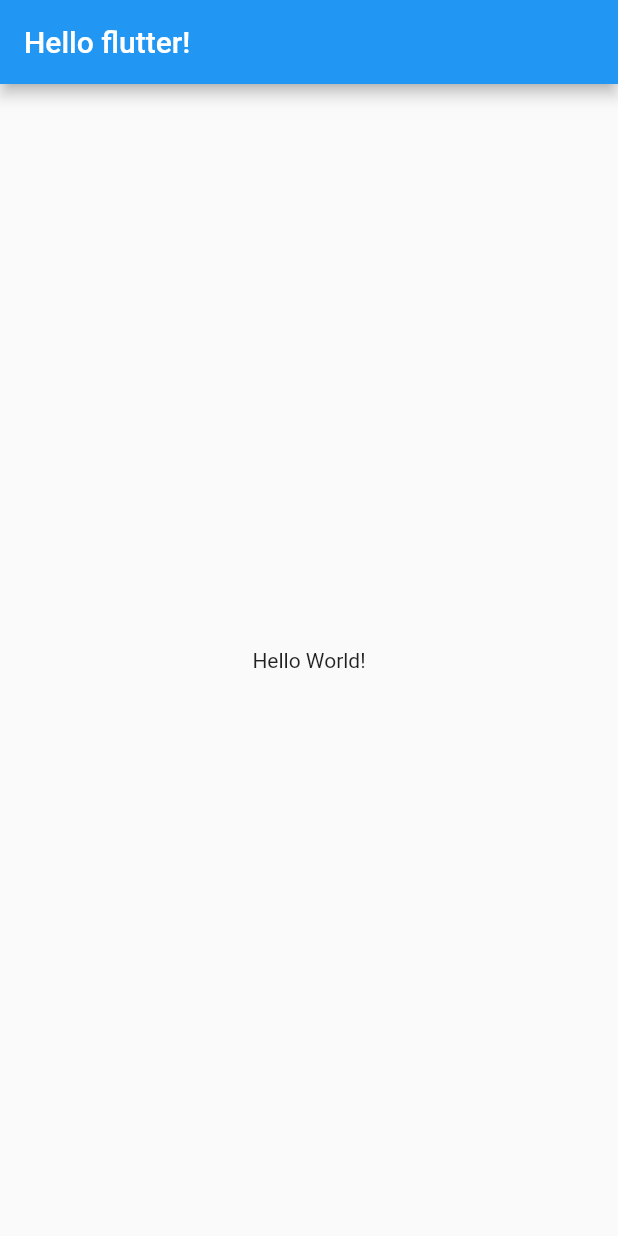
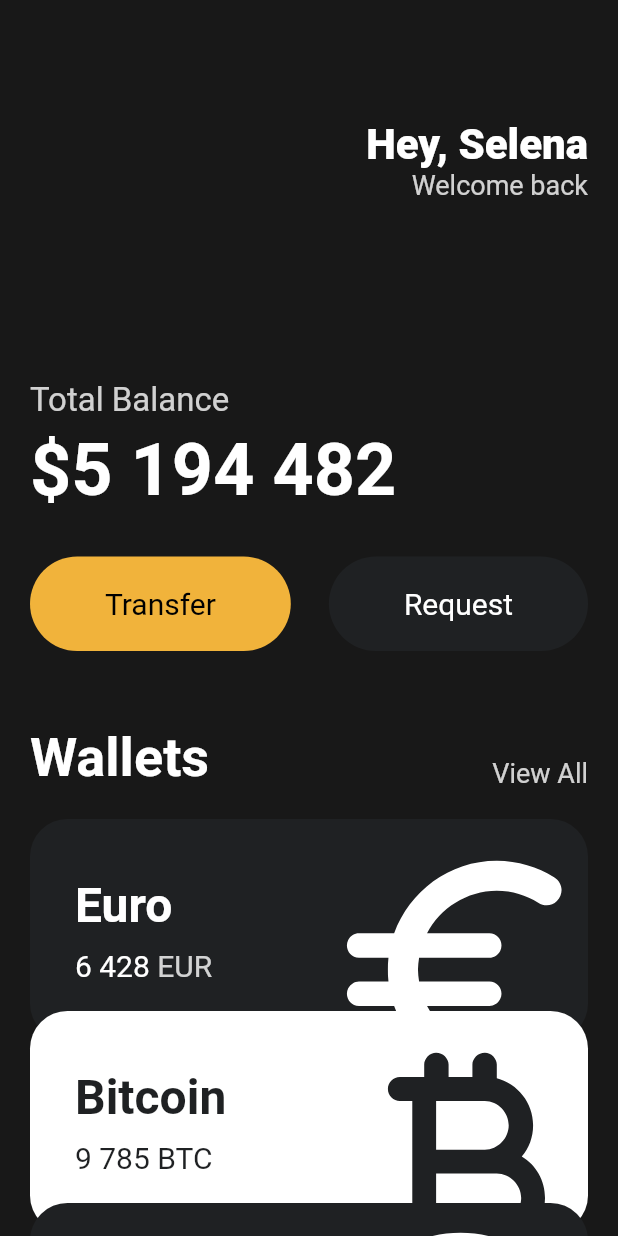
Before and after one commit to HyungjunJeon/flutter-basic-study, a Flutter app: the screen it shows after launch, on a phone screen of 412 x 824 dp. Run offline on Flutter 3.47's test engine with Material 2 defaults, Android fonts, the phone set to English and light mode, and no system bars.

Commit message:
UI Challenge

```diff
--- a/toonflix/lib/main.dart
+++ b/toonflix/lib/main.dart
@@ -1,4 +1,6 @@
 import 'package:flutter/material.dart';
+import 'package:toonflix/widgets/Button.dart';
+import 'package:toonflix/widgets/currency_card.dart';
 
 void main() {
   runApp(const App());
@@ -11,11 +13,136 @@ class App extends StatelessWidget {
   Widget build(BuildContext context) {
     return MaterialApp(
       home: Scaffold(
-        appBar: AppBar(
-          title: const Text('Hello flutter!'),
-        ),
-        body: const Center(
-          child: Text('Hello World!'),
+        backgroundColor: const Color(0xFF181818),
+        body: SingleChildScrollView(
+          child: Padding(
+            padding: const EdgeInsets.symmetric(
+              horizontal: 20,
+            ),
+            child: Column(
+              crossAxisAlignment: CrossAxisAlignment.start,
+              children: [
+                const SizedBox(
+                  height: 80,
+                ),
+                Row(
+                  mainAxisAlignment: MainAxisAlignment.end,
+                  children: [
+                    Column(
+                      crossAxisAlignment: CrossAxisAlignment.end,
+                      children: [
+                        const Text(
+                          'Hey, Selena',
+                          style: TextStyle(
+                            color: Colors.white,
+                            fontSize: 28,
+                            fontWeight: FontWeight.w800,
+                          ),
+                        ),
+                        Text(
+                          'Welcome back',
+                          style: TextStyle(
+                            color: Colors.white.withOpacity(0.8),
+                            fontSize: 18,
+                          ),
+                        ),
+                      ],
+                    ),
+                  ],
+                ),
+                const SizedBox(
+                  height: 120,
+                ),
+                Text(
+                  'Total Balance',
+                  style: TextStyle(
+                    fontSize: 22,
+                    color: Colors.white.withOpacity(0.8),
+                  ),
+                ),
+                const SizedBox(
+                  height: 5,
+                ),
+                const Text(
+                  '\$5 194 482',
+                  style: TextStyle(
+                    fontSize: 48,
+                    fontWeight: FontWeight.w600,
+                    color: Colors.white,
+                  ),
+                ),
+                const SizedBox(
+                  height: 30,
+                ),
+                Row(
+                  mainAxisAlignment: MainAxisAlignment.spaceBetween,
+                  children: const [
+                    Button(
+                      text: 'Transfer',
+                      bgColor: Color(0xFFF1B33B),
+                      textColor: Colors.black,
+                    ),
+                    Button(
+                      text: 'Request',
+                      bgColor: Color(0xFF1F2123),
+                      textColor: Colors.white,
+                    ),
+                  ],
+                ),
+                const SizedBox(
+                  height: 50,
+                ),
+                Row(
+                  mainAxisAlignment: MainAxisAlignment.spaceBetween,
+                  crossAxisAlignment: CrossAxisAlignment.end,
+                  children: [
+                    const Text(
+                      'Wallets',
+                      style: TextStyle(
+                        color: Colors.white,
+                        fontSize: 36,
+                        fontWeight: FontWeight.w600,
+                      ),
+                    ),
+                    Text(
+                      'View All',
+                      style: TextStyle(
+                        color: Colors.white.withOpacity(0.8),
+                        fontSize: 18,
+                      ),
+                    ),
+                  ],
+                ),
+                const SizedBox(
+                  height: 20,
+                ),
+                const CurrencyCard(
+                  name: 'Euro',
+                  code: 'EUR',
+                  amount: '6 428',
+                  icon: Icons.euro_rounded,
+                  isInverted: false,
+                  order: 1,
+                ),
+                const CurrencyCard(
+                  name: 'Bitcoin',
+                  code: 'BTC',
+                  amount: '9 785',
+                  icon: Icons.currency_bitcoin_rounded,
+                  isInverted: true,
+                  order: 2,
+                ),
+                const CurrencyCard(
+                  name: 'Dollar',
+                  code: 'USD',
+                  amount: '428',
+                  icon: Icons.monetization_on_outlined,
+                  isInverted: false,
+                  order: 3,
+                ),
+              ],
+            ),
+          ),
         ),
       ),
     );
--- /dev/null
+++ b/toonflix/lib/widgets/button.dart
@@ -0,0 +1,37 @@
+import 'package:flutter/material.dart';
+
+class Button extends StatelessWidget {
+  final String text;
+  final Color bgColor;
+  final Color textColor;
+
+  const Button({
+    super.key,
+    required this.text,
+    required this.bgColor,
+    required this.textColor,
+  });
+
+  @override
+  Widget build(BuildContext context) {
+    return Container(
+      decoration: BoxDecoration(
+        color: bgColor,
+        borderRadius: BorderRadius.circular(45),
+      ),
+      child: Padding(
+        padding: const EdgeInsets.symmetric(
+          vertical: 20,
+          horizontal: 50,
+        ),
+        child: Text(
+          text,
+          style: TextStyle(
+            color: textColor,
+            fontSize: 20,
+          ),
+        ),
+      ),
+    );
+  }
+}
--- /dev/null
+++ b/toonflix/lib/widgets/currency_card.dart
@@ -0,0 +1,95 @@
+import 'package:flutter/material.dart';
+
+class CurrencyCard extends StatelessWidget {
+  final String name, code, amount;
+  final IconData icon;
+  final bool isInverted;
+  final int order;
+
+  final _blackColor = const Color(0xFF1F2123);
+
+  const CurrencyCard({
+    super.key,
+    required this.name,
+    required this.code,
+    required this.amount,
+    required this.icon,
+    required this.isInverted,
+    required this.order,
+  });
+
+  @override
+  Widget build(BuildContext context) {
+    return Transform.translate(
+      offset: Offset(0, (order - 1) * -20),
+      child: Container(
+        clipBehavior: Clip.hardEdge,
+        decoration: BoxDecoration(
+          color: isInverted ? Colors.white : _blackColor,
+          borderRadius: BorderRadius.circular(25),
+        ),
+        child: Padding(
+          padding: const EdgeInsets.all(30),
+          child: Row(
+            mainAxisAlignment: MainAxisAlignment.spaceBetween,
+            children: [
+              Column(
+                crossAxisAlignment: CrossAxisAlignment.start,
+                children: [
+                  Text(
+                    name,
+                    style: TextStyle(
+                      color: isInverted ? _blackColor : Colors.white,
+                      fontSize: 32,
+                      fontWeight: FontWeight.w600,
+                    ),
+                  ),
+                  const SizedBox(
+                    height: 10,
+                  ),
+                  Row(
+                    children: [
+                      Text(
+                        amount,
+                        style: TextStyle(
+                          color: isInverted ? _blackColor : Colors.white,
+                          fontSize: 20,
+                        ),
+                      ),
+                      const SizedBox(
+                        width: 5,
+                      ),
+                      Text(
+                        code,
+                        style: TextStyle(
+                          color: isInverted
+                              ? _blackColor
+                              : Colors.white.withOpacity(0.8),
+                          fontSize: 20,
+                        ),
+                      ),
+                    ],
+                  ),
+                ],
+              ),
+              Transform.scale(
+                scale: 2.2,
+                child: Transform.translate(
+                  offset: const Offset(
+                    -5,
+                    12,
+                  ),
+                  child: Icon(
+                    icon,
+                    color: isInverted ? _blackColor : Colors.white,
+                    size: 88,
+                  ),
+                ),
+              ),
+            ],
+          ),
+        ),
+      ),
+    );
+  }
+}
```
